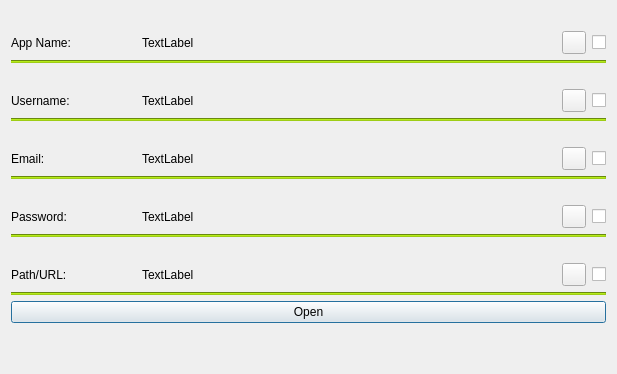
Old version of the form designs/xml/app_vault_view_window.ui in the repository daniel-deru/WorkMate-3.0.
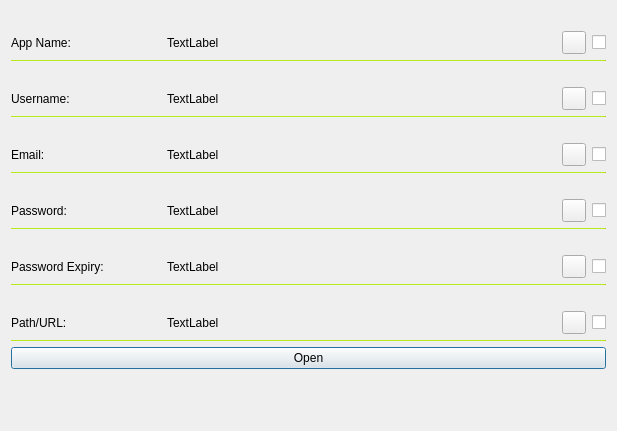
New version of the form.

Commit message: finished password expiry

Patch:
```diff
--- a/designs/xml/app_vault_view_window.ui
+++ b/designs/xml/app_vault_view_window.ui
@@ -7,7 +7,7 @@
     <x>0</x>
     <y>0</y>
     <width>617</width>
-    <height>374</height>
+    <height>431</height>
    </rect>
   </property>
   <property name="windowTitle">
@@ -23,7 +23,7 @@
       <widget class="QLabel" name="lbl_name_view">
        <property name="minimumSize">
         <size>
-         <width>125</width>
+         <width>150</width>
          <height>0</height>
         </size>
        </property>
@@ -82,6 +82,12 @@
        <height>1</height>
       </size>
      </property>
+     <property name="maximumSize">
+      <size>
+       <width>16777215</width>
+       <height>1</height>
+      </size>
+     </property>
      <property name="styleSheet">
       <string notr="true">background: #9ecd16;</string>
      </property>
@@ -102,7 +108,7 @@
       <widget class="QLabel" name="lbl_username_view">
        <property name="minimumSize">
         <size>
-         <width>125</width>
+         <width>150</width>
          <height>0</height>
         </size>
        </property>
@@ -161,6 +167,12 @@
        <height>1</height>
       </size>
      </property>
+     <property name="maximumSize">
+      <size>
+       <width>16777215</width>
+       <height>1</height>
+      </size>
+     </property>
      <property name="styleSheet">
       <string notr="true">background: #9ecd16;</string>
      </property>
@@ -181,7 +193,7 @@
       <widget class="QLabel" name="lbl_email_view">
        <property name="minimumSize">
         <size>
-         <width>125</width>
+         <width>150</width>
          <height>0</height>
         </size>
        </property>
@@ -240,6 +252,12 @@
        <height>1</height>
       </size>
      </property>
+     <property name="maximumSize">
+      <size>
+       <width>16777215</width>
+       <height>1</height>
+      </size>
+     </property>
      <property name="styleSheet">
       <string notr="true">background: #9ecd16;</string>
      </property>
@@ -260,7 +278,7 @@
       <widget class="QLabel" name="lbl_password_view">
        <property name="minimumSize">
         <size>
-         <width>125</width>
+         <width>150</width>
          <height>0</height>
         </size>
        </property>
@@ -319,6 +337,97 @@
        <height>1</height>
       </size>
      </property>
+     <property name="maximumSize">
+      <size>
+       <width>16777215</width>
+       <height>1</height>
+      </size>
+     </property>
+     <property name="styleSheet">
+      <string notr="true">background: #9ecd16;</string>
+     </property>
+     <property name="frameShape">
+      <enum>QFrame::HLine</enum>
+     </property>
+     <property name="frameShadow">
+      <enum>QFrame::Sunken</enum>
+     </property>
+    </widget>
+   </item>
+   <item>
+    <layout class="QHBoxLayout" name="horizontalLayout_7">
+     <property name="topMargin">
+      <number>20</number>
+     </property>
+     <item>
+      <widget class="QLabel" name="lbl_password_exp_view">
+       <property name="minimumSize">
+        <size>
+         <width>150</width>
+         <height>0</height>
+        </size>
+       </property>
+       <property name="maximumSize">
+        <size>
+         <width>125</width>
+         <height>16777215</height>
+        </size>
+       </property>
+       <property name="text">
+        <string>Password Expiry:</string>
+       </property>
+      </widget>
+     </item>
+     <item>
+      <widget class="QLabel" name="lbl_password_exp">
+       <property name="text">
+        <string>TextLabel</string>
+       </property>
+      </widget>
+     </item>
+     <item>
+      <spacer name="horizontalSpacer_6">
+       <property name="orientation">
+        <enum>Qt::Horizontal</enum>
+       </property>
+       <property name="sizeHint" stdset="0">
+        <size>
+         <width>40</width>
+         <height>20</height>
+        </size>
+       </property>
+      </spacer>
+     </item>
+     <item>
+      <widget class="QToolButton" name="tbtn_password_exp">
+       <property name="cursor">
+        <cursorShape>PointingHandCursor</cursorShape>
+       </property>
+       <property name="text">
+        <string/>
+       </property>
+      </widget>
+     </item>
+     <item>
+      <widget class="QCheckBox" name="chk_password_exp">
+       <property name="cursor">
+        <cursorShape>PointingHandCursor</cursorShape>
+       </property>
+       <property name="text">
+        <string/>
+       </property>
+      </widget>
+     </item>
+    </layout>
+   </item>
+   <item>
+    <widget class="QFrame" name="frame_6">
+     <property name="maximumSize">
+      <size>
+       <width>16777215</width>
+       <height>1</height>
+      </size>
+     </property>
      <property name="styleSheet">
       <string notr="true">background: #9ecd16;</string>
      </property>
@@ -339,7 +448,7 @@
       <widget class="QLabel" name="lbl_path_view">
        <property name="minimumSize">
         <size>
-         <width>125</width>
+         <width>150</width>
          <height>0</height>
         </size>
        </property>
@@ -398,6 +507,12 @@
        <height>1</height>
       </size>
      </property>
+     <property name="maximumSize">
+      <size>
+       <width>16777215</width>
+       <height>1</height>
+      </size>
+     </property>
      <property name="styleSheet">
       <string notr="true">background: #9ecd16;</string>
      </property>
```
The commit also changes 31 other files.
